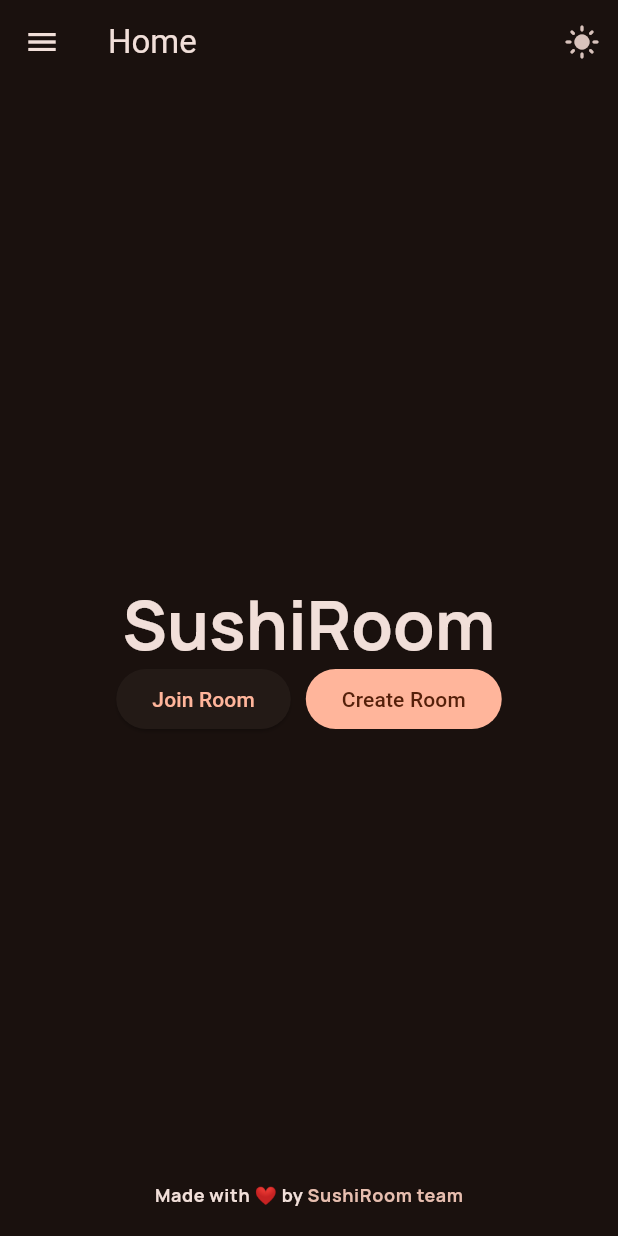
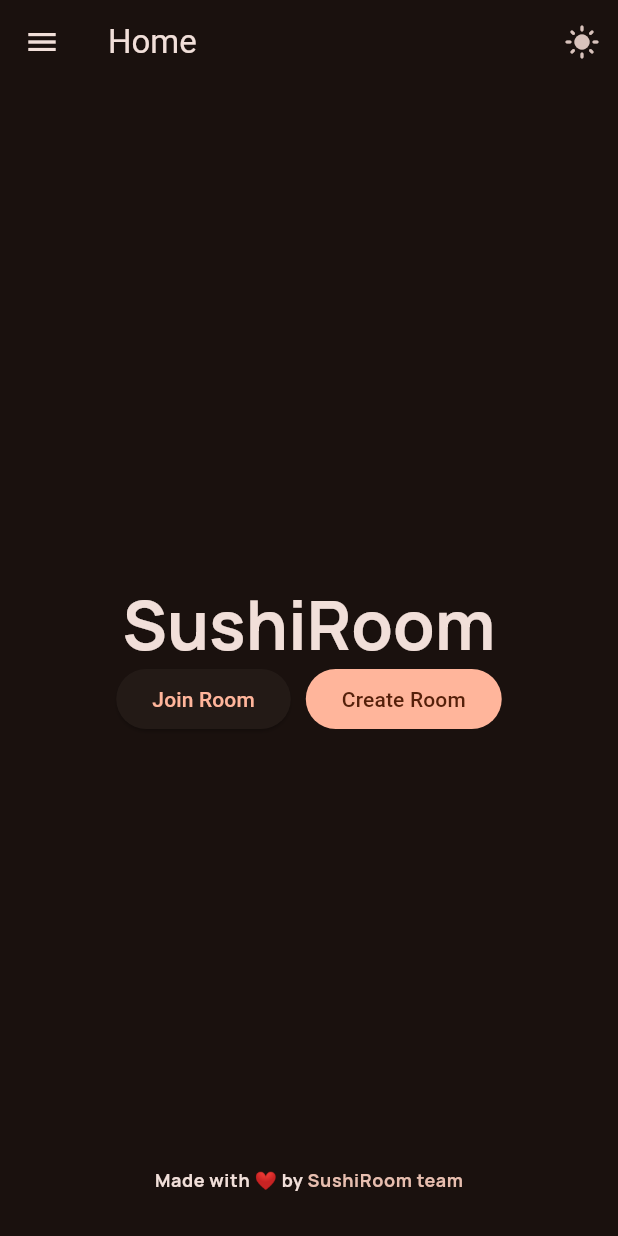
Before and after one commit to SushiRoom/app, a Flutter app: the screen it shows after launch, on a phone screen of 412 x 824 dp. Run offline on Flutter 3.47's test engine with Material 2 defaults, Android fonts, the light colour scheme and no system bars; drawn by our look-alikes of dynamic_color; our stand-ins replace animated_theme_switcher, device_info_plus, firebase_auth, firebase_core, firebase_database, flutter_i18n and 8 more; missing offline and left inert: app_settings, mobile_scanner; accounts and stored records are empty; generated files the repository leaves out were written again; network calls fail; statements that could not run were skipped.

Commit message:
changed few things

```diff
--- a/lib/ui/pages/home.dart
+++ b/lib/ui/pages/home.dart
@@ -94,6 +94,7 @@ class _HomePageState extends State<HomePage> {
                 ],
               ),
             ),
+            const Spacer(),
             FutureBuilder(
               future: internalAPI.isDynamicThemeSupported(),
               builder: (context, snapshot) {
@@ -236,30 +237,37 @@ class _HomePageState extends State<HomePage> {
         Align(
           alignment: Alignment.bottomCenter,
           child: Padding(
-            padding: const EdgeInsets.all(20.0),
+            padding: const EdgeInsets.only(bottom: 30.0),
             child: RichText(
               text: TextSpan(
                 children: [
                   TextSpan(
-                    text: "Made with ❤️ by ",
+                    text: "Made with",
                     style: Theme.of(context).textTheme.bodySmall?.copyWith(
-                      fontFamily: GoogleFonts.manrope().fontFamily,
-                      fontWeight: FontWeight.w700,
-                      fontFamilyFallback: [
-                        'Apple Color Emoji',
-                        'Noto Color Emoji',
-                      ],
-                    ),
+                          fontFamily: GoogleFonts.manrope().fontFamily,
+                          fontWeight: FontWeight.w700,
+                        ),
+                  ),
+                  TextSpan(
+                    text: " ❤️ ",
+                    style: Theme.of(context).textTheme.bodySmall?.copyWith(
+                          fontFamily: GoogleFonts.manrope().fontFamily,
+                          fontWeight: FontWeight.w700,
+                          color: Theme.of(context).colorScheme.primary,
+                        ),
+                  ),
+                  TextSpan(
+                    text: "by ",
+                    style: Theme.of(context).textTheme.bodySmall?.copyWith(
+                          fontFamily: GoogleFonts.manrope().fontFamily,
+                          fontWeight: FontWeight.w700,
+                        ),
                   ),
                   TextSpan(
                     text: "SushiRoom team",
                     style: Theme.of(context).textTheme.bodySmall?.copyWith(
                           fontFamily: GoogleFonts.manrope().fontFamily,
                           fontWeight: FontWeight.w700,
-                          fontFamilyFallback: [
-                            'Apple Color Emoji',
-                            'Noto Color Emoji',
-                          ],
                           color: Theme.of(context).colorScheme.secondary,
                         ),
                     recognizer: TapGestureRecognizer()
```
